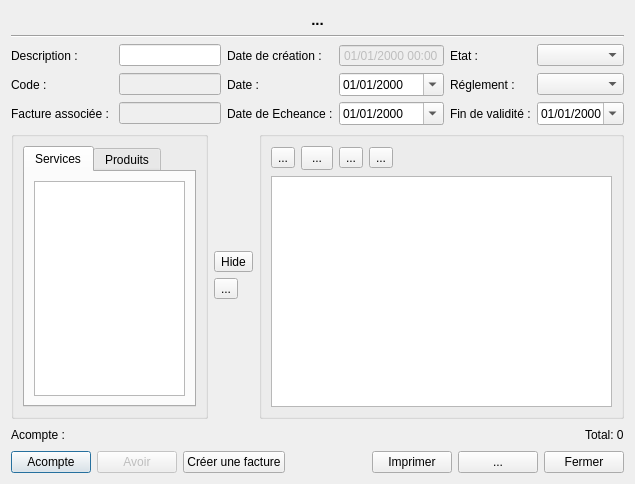
This is src/dialoginvoice.ui in cfdev/mcercle as Qt 5 draws it before an edit. The edited form follows.
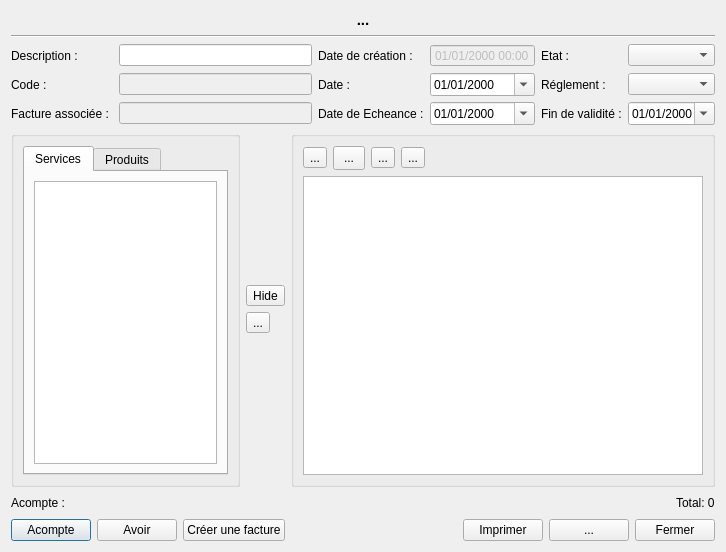
This is the edited form. Icons and pictures are not drawn.

Commit message: Add currency setting

```diff
--- a/src/dialoginvoice.ui
+++ b/src/dialoginvoice.ui
@@ -6,8 +6,8 @@
    <rect>
     <x>0</x>
     <y>0</y>
-    <width>635</width>
-    <height>484</height>
+    <width>726</width>
+    <height>552</height>
    </rect>
   </property>
   <property name="windowTitle">
@@ -497,7 +497,7 @@
      <item>
       <widget class="QPushButton" name="pushButton_creditInvoice">
        <property name="enabled">
-        <bool>false</bool>
+        <bool>true</bool>
        </property>
        <property name="text">
         <string>Avoir</string>
```
The commit also changes 2 other files.
